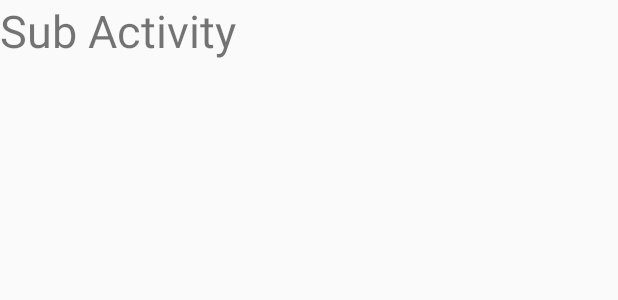
After one commit to Nevaland/Android_SandBox, an Android app: the layout activity_sub.xml on its own in the app's theme, with its tools: preview values and no code run, on a phone screen of 412 x 824 dp. The commit adds this screen. Shown: the top 300 px of the screen. Run offline under Robolectric (Android 15) with nearby library versions, the phone set to English and light mode, and no system bars.

```diff
--- a/app/src/main/AndroidManifest.xml
+++ b/app/src/main/AndroidManifest.xml
@@ -9,6 +9,7 @@
         android:roundIcon="@mipmap/ic_launcher_round"
         android:supportsRtl="true"
         android:theme="@style/AppTheme">
+        <activity android:name=".SubActivity"></activity>
         <activity android:name=".MainActivity">
             <intent-filter>
                 <action android:name="android.intent.action.MAIN" />
--- /dev/null
+++ b/app/src/main/res/layout/activity_sub.xml
@@ -0,0 +1,16 @@
+<?xml version="1.0" encoding="utf-8"?>
+<LinearLayout xmlns:android="http://schemas.android.com/apk/res/android"
+    xmlns:app="http://schemas.android.com/apk/res-auto"
+    xmlns:tools="http://schemas.android.com/tools"
+    android:layout_width="match_parent"
+    android:layout_height="match_parent"
+    tools:context=".SubActivity">
+
+    <TextView
+        android:id="@+id/tv_sub"
+        android:layout_width="wrap_content"
+        android:layout_height="wrap_content"
+        android:text="Sub Activity"
+        android:textSize="30sp"/>
+
+</LinearLayout>
```
Also changed, not shown: app/src/main/java/com/nevaland/sandbox/MainActivity.java (+23 -2 lines), app/src/main/java/com/nevaland/sandbox/SubActivity.java (added, +25 -0 lines), app/src/main/res/layout/activity_main.xml (+12 -0 lines).
